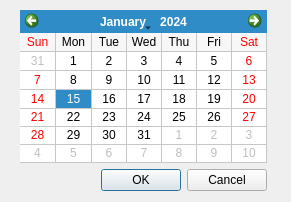
zonArt/openlp, file resources/forms/auditdeletedialog.ui: the form before one commit.
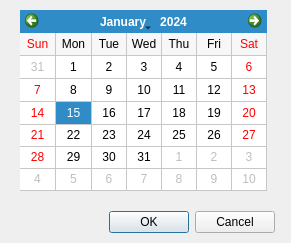
The form after the commit.

Diff of the .ui file:
```diff
--- a/resources/forms/auditdeletedialog.ui
+++ b/resources/forms/auditdeletedialog.ui
@@ -7,7 +7,7 @@
     <x>0</x>
     <y>0</y>
     <width>291</width>
-    <height>202</height>
+    <height>243</height>
    </rect>
   </property>
   <property name="windowTitle">
@@ -36,14 +36,20 @@
       </property>
      </widget>
     </item>
-    <item>
+   </layout>
+  </widget>
      <widget class="QDialogButtonBox" name="buttonBox">
+   <property name="geometry">
+    <rect>
+     <x>30</x>
+     <y>210</y>
+     <width>245</width>
+     <height>25</height>
+    </rect>
+   </property>
       <property name="standardButtons">
        <set>QDialogButtonBox::Cancel|QDialogButtonBox::Ok</set>
       </property>
-     </widget>
-    </item>
-   </layout>
   </widget>
  </widget>
  <resources/>
```
Lines whose indentation alone changed are shown as unchanged.
